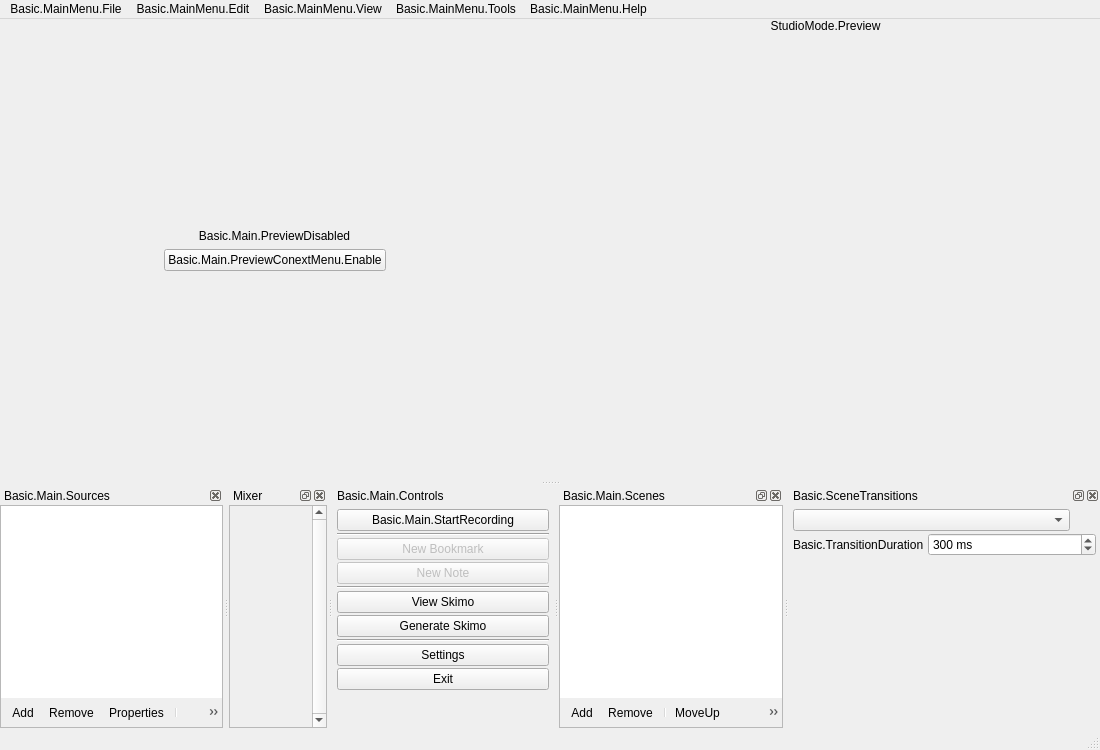
First picture: the form in UI/forms/OBSBasic.ui, repository skimotv/SkimoMeetingRecorder, before the edit.
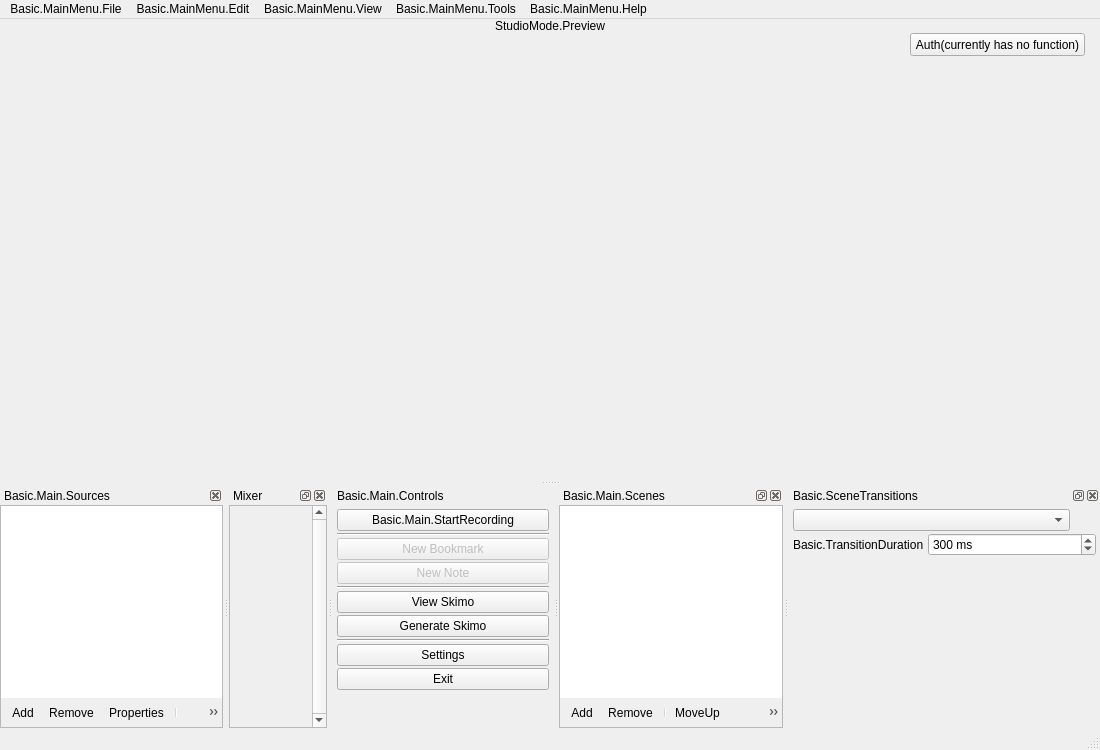
Second picture: the form after the edit. Icons and pictures are not drawn. Custom widgets are drawn as their Qt base class.

Commit message: Initialize screen capture if no other sources are present at startup

Diff of the .ui file:
```diff
--- a/UI/forms/OBSBasic.ui
+++ b/UI/forms/OBSBasic.ui
@@ -65,97 +65,6 @@
         <property name="sizeConstraint">
          <enum>QLayout::SetDefaultConstraint</enum>
         </property>
-        <item>
-         <widget class="QWidget" name="previewDisabledWidget" native="true">
-          <property name="sizePolicy">
-           <sizepolicy hsizetype="Expanding" vsizetype="Expanding">
-            <horstretch>0</horstretch>
-            <verstretch>0</verstretch>
-           </sizepolicy>
-          </property>
-          <layout class="QVBoxLayout" name="verticalLayout_7">
-           <item>
-            <spacer name="verticalSpacer_2">
-             <property name="orientation">
-              <enum>Qt::Vertical</enum>
-             </property>
-             <property name="sizeHint" stdset="0">
-              <size>
-               <width>20</width>
-               <height>40</height>
-              </size>
-             </property>
-            </spacer>
-           </item>
-           <item>
-            <widget class="QLabel" name="label">
-             <property name="sizePolicy">
-              <sizepolicy hsizetype="Preferred" vsizetype="Preferred">
-               <horstretch>0</horstretch>
-               <verstretch>0</verstretch>
-              </sizepolicy>
-             </property>
-             <property name="text">
-              <string>Basic.Main.PreviewDisabled</string>
-             </property>
-             <property name="alignment">
-              <set>Qt::AlignCenter</set>
-             </property>
-            </widget>
-           </item>
-           <item>
-            <layout class="QHBoxLayout" name="horizontalLayout">
-             <item>
-              <spacer name="horizontalSpacer_2">
-               <property name="orientation">
-                <enum>Qt::Horizontal</enum>
-               </property>
-               <property name="sizeHint" stdset="0">
-                <size>
-                 <width>40</width>
-                 <height>20</height>
-                </size>
-               </property>
-              </spacer>
-             </item>
-             <item>
-              <widget class="QPushButton" name="enablePreviewButton">
-               <property name="text">
-                <string>Basic.Main.PreviewConextMenu.Enable</string>
-               </property>
-              </widget>
-             </item>
-             <item>
-              <spacer name="horizontalSpacer_3">
-               <property name="orientation">
-                <enum>Qt::Horizontal</enum>
-               </property>
-               <property name="sizeHint" stdset="0">
-                <size>
-                 <width>40</width>
-                 <height>20</height>
-                </size>
-               </property>
-              </spacer>
-             </item>
-            </layout>
-           </item>
-           <item>
-            <spacer name="verticalSpacer_3">
-             <property name="orientation">
-              <enum>Qt::Vertical</enum>
-             </property>
-             <property name="sizeHint" stdset="0">
-              <size>
-               <width>20</width>
-               <height>40</height>
-              </size>
-             </property>
-            </spacer>
-           </item>
-          </layout>
-         </widget>
-        </item>
         <item>
          <layout class="QVBoxLayout" name="previewTextLayout">
           <property name="spacing">
@@ -191,6 +100,19 @@
             <property name="contextMenuPolicy">
              <enum>Qt::CustomContextMenu</enum>
             </property>
+            <widget class="QPushButton" name="authButton">
+             <property name="geometry">
+              <rect>
+               <x>910</x>
+               <y>0</y>
+               <width>175</width>
+               <height>23</height>
+              </rect>
+             </property>
+             <property name="text">
+              <string>Auth(currently has no function)</string>
+             </property>
+            </widget>
             <addaction name="actionRemoveSource"/>
            </widget>
           </item>
```
The commit also changes 4 other files.
